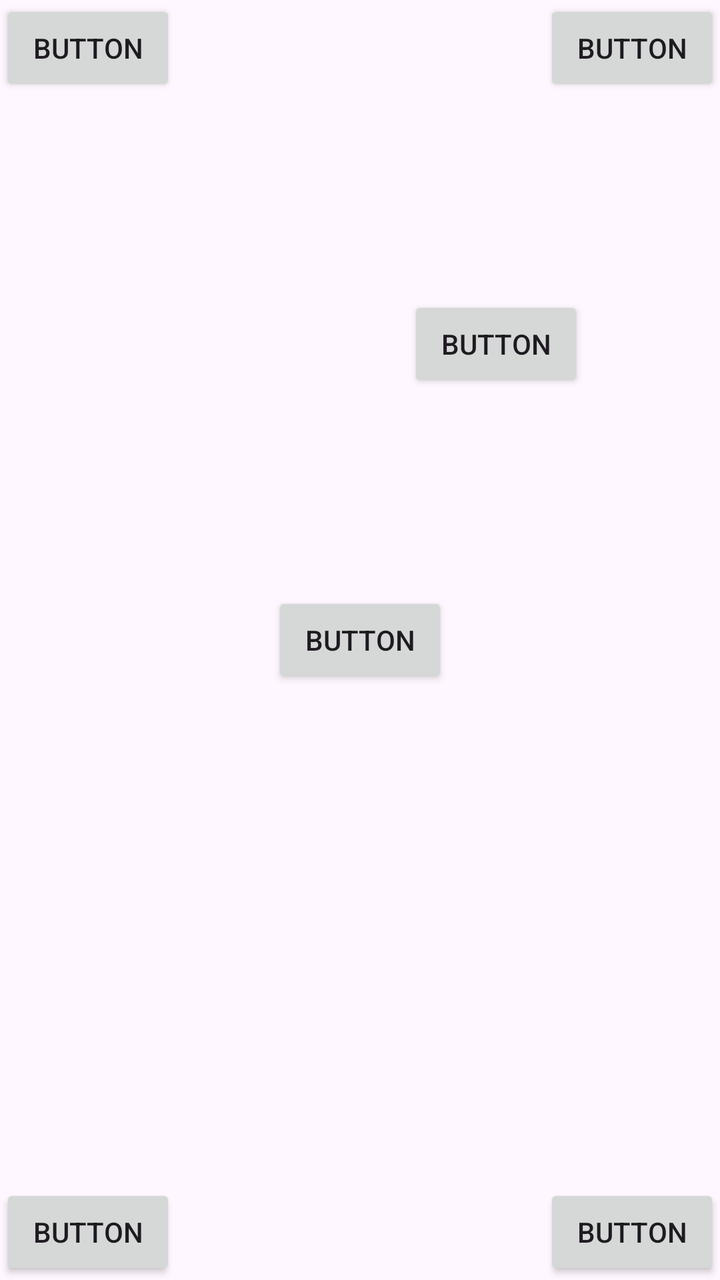
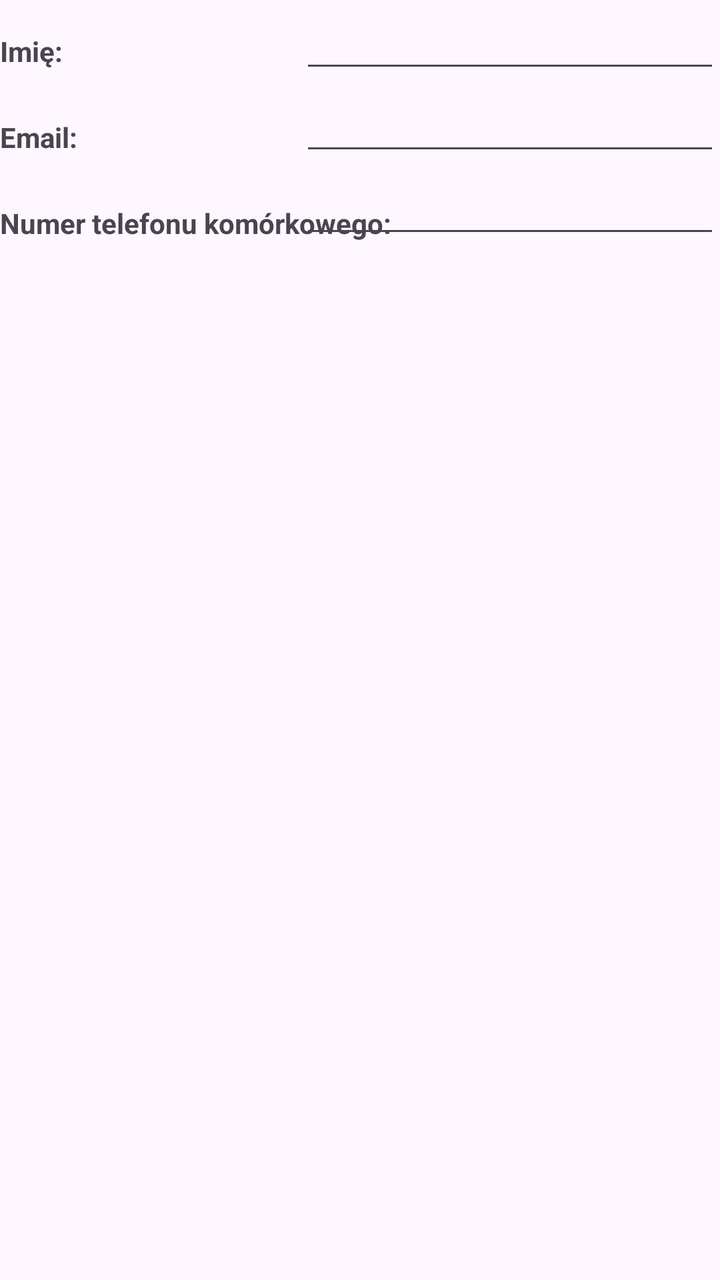

Before-and-after screenshots of an Android layout around one commit, followed by the original layout XML and the change that was made.
<!-- AndroidManifest.xml: application theme Theme.ConstraintLayout -->
<!-- res/layout/activity_main.xml -->
<?xml version="1.0" encoding="utf-8"?>
<androidx.constraintlayout.widget.ConstraintLayout xmlns:android="http://schemas.android.com/apk/res/android"
    xmlns:app="http://schemas.android.com/apk/res-auto"
    xmlns:tools="http://schemas.android.com/tools"
    android:id="@+id/main"
    android:layout_width="match_parent"
    android:layout_height="match_parent"
    tools:context=".MainActivity">

    <Button
        android:id="@+id/button"
        android:layout_width="wrap_content"
        android:layout_height="wrap_content"
        android:text="Button"
        app:layout_constraintStart_toStartOf="parent"
        app:layout_constraintTop_toTopOf="parent" />

    <Button
        android:id="@+id/button7"
        android:layout_width="wrap_content"
        android:layout_height="wrap_content"
        android:text="Button"
        app:layout_constraintEnd_toEndOf="parent"
        app:layout_constraintTop_toTopOf="parent" />

    <Button
        android:id="@+id/button8"
        android:layout_width="wrap_content"
        android:layout_height="wrap_content"
        android:text="Button"
        app:layout_constraintBottom_toBottomOf="parent"
        app:layout_constraintStart_toStartOf="parent" />

    <Button
        android:id="@+id/button10"
        android:layout_width="wrap_content"
        android:layout_height="wrap_content"
        android:text="Button"
        app:layout_constraintBottom_toBottomOf="parent"
        app:layout_constraintEnd_toEndOf="parent" />

    <Button
        android:id="@+id/button11"
        android:layout_width="wrap_content"
        android:layout_height="wrap_content"
        android:text="Button"
        app:layout_constraintBottom_toBottomOf="parent"
        app:layout_constraintEnd_toEndOf="parent"
        app:layout_constraintStart_toStartOf="parent"
        app:layout_constraintTop_toTopOf="parent" />

    <Button
        android:id="@+id/button12"
        android:layout_width="wrap_content"
        android:layout_height="wrap_content"
        app:layout_constraintHorizontal_bias="0.75"
        app:layout_constraintVertical_bias="0.25"
        android:text="Button"
        app:layout_constraintBottom_toBottomOf="parent"
        app:layout_constraintEnd_toEndOf="parent"
        app:layout_constraintStart_toStartOf="parent"
        app:layout_constraintTop_toTopOf="parent" />

</androidx.constraintlayout.widget.ConstraintLayout>
<!-- resources referenced by this layout -->
<resources>
  <style name="Theme.ConstraintLayout" parent="Base.Theme.ConstraintLayout" />
  <style name="Base.Theme.ConstraintLayout" parent="Theme.Material3.DayNight.NoActionBar">
          
          
      </style>
</resources>

<!-- the commit's change to res/layout/activity_main.xml (unified diff, before → after) -->
@@ -7,58 +7,70 @@
     android:layout_height="match_parent"
     tools:context=".MainActivity">
 
-    <Button
-        android:id="@+id/button"
+
+    <TextView
+        android:id="@+id/tvLabelName"
         android:layout_width="wrap_content"
         android:layout_height="wrap_content"
-        android:text="Button"
+        android:layout_marginTop="16dp"
+        android:text="@string/user_name"
+        android:textStyle="bold"
         app:layout_constraintStart_toStartOf="parent"
         app:layout_constraintTop_toTopOf="parent" />
 
-    <Button
-        android:id="@+id/button7"
+    <TextView
+        android:id="@+id/tvLabelEmail"
         android:layout_width="wrap_content"
         android:layout_height="wrap_content"
-        android:text="Button"
+        android:layout_marginTop="24dp"
+        android:text="@string/user_email"
+        android:textStyle="bold"
+        app:layout_constraintStart_toStartOf="parent"
+        app:layout_constraintTop_toBottomOf="@+id/tvLabelName" />
+
+    <TextView
+        android:id="@+id/tvLabelPhone"
+        android:layout_width="wrap_content"
+        android:layout_height="wrap_content"
+        android:layout_marginTop="24dp"
+        android:text="@string/user_number"
+        android:textStyle="bold"
+        app:layout_constraintStart_toStartOf="parent"
+        app:layout_constraintTop_toBottomOf="@+id/tvLabelEmail" />
+
+    <androidx.constraintlayout.widget.Barrier
+        android:id="@+id/barrierLabels"
+        android:layout_width="wrap_content"
+        android:layout_height="wrap_content"
+        app:barrierDirection="end"
+        app:constraint_referenced_ids="tvLabelName,tvLabelEmail,tvLabelPhone" />
+
+    <EditText
+        android:id="@+id/etName"
+        android:layout_width="wrap_content"
+        android:layout_height="wrap_content"
+        android:ems="10"
+        android:inputType="text"
         app:layout_constraintEnd_toEndOf="parent"
         app:layout_constraintTop_toTopOf="parent" />
 
-    <Button
-        android:id="@+id/button8"
+    <EditText
+        android:id="@+id/etEmail"
         android:layout_width="wrap_content"
         android:layout_height="wrap_content"
-        android:text="Button"
-        app:layout_constraintBottom_toBottomOf="parent"
-        app:layout_constraintStart_toStartOf="parent" />
+        android:ems="10"
+        android:inputType="text"
+        app:layout_constraintEnd_toEndOf="parent"
+        app:layout_constraintTop_toBottomOf="@+id/etName" />
 
-    <Button
-        android:id="@+id/button10"
+    <EditText
+        android:id="@+id/etPhone"
         android:layout_width="wrap_content"
         android:layout_height="wrap_content"
-        android:text="Button"
-        app:layout_constraintBottom_toBottomOf="parent"
-        app:layout_constraintEnd_toEndOf="parent" />
+        android:ems="10"
+        android:inputType="phone"
+        app:layout_constraintEnd_toEndOf="parent"
+        app:layout_constraintTop_toBottomOf="@+id/etEmail" />
 
-    <Button
-        android:id="@+id/button11"
-        android:layout_width="wrap_content"
-        android:layout_height="wrap_content"
-        android:text="Button"
-        app:layout_constraintBottom_toBottomOf="parent"
-        app:layout_constraintEnd_toEndOf="parent"
-        app:layout_constraintStart_toStartOf="parent"
-        app:layout_constraintTop_toTopOf="parent" />
-
-    <Button
-        android:id="@+id/button12"
-        android:layout_width="wrap_content"
-        android:layout_height="wrap_content"
-        app:layout_constraintHorizontal_bias="0.75"
-        app:layout_constraintVertical_bias="0.25"
-        android:text="Button"
-        app:layout_constraintBottom_toBottomOf="parent"
-        app:layout_constraintEnd_toEndOf="parent"
-        app:layout_constraintStart_toStartOf="parent"
-        app:layout_constraintTop_toTopOf="parent" />
 
 </androidx.constraintlayout.widget.ConstraintLayout>
<!-- resource entries referenced after the edit -->
@@ -1,5 +1,8 @@
 <!-- resources referenced by this layout -->
 <resources>
+  <string name="user_email">Email:</string>
+  <string name="user_name">Imię:</string>
+  <string name="user_number">Numer telefonu komórkowego:</string>
   <style name="Theme.ConstraintLayout" parent="Base.Theme.ConstraintLayout" />
   <style name="Base.Theme.ConstraintLayout" parent="Theme.Material3.DayNight.NoActionBar">
           
